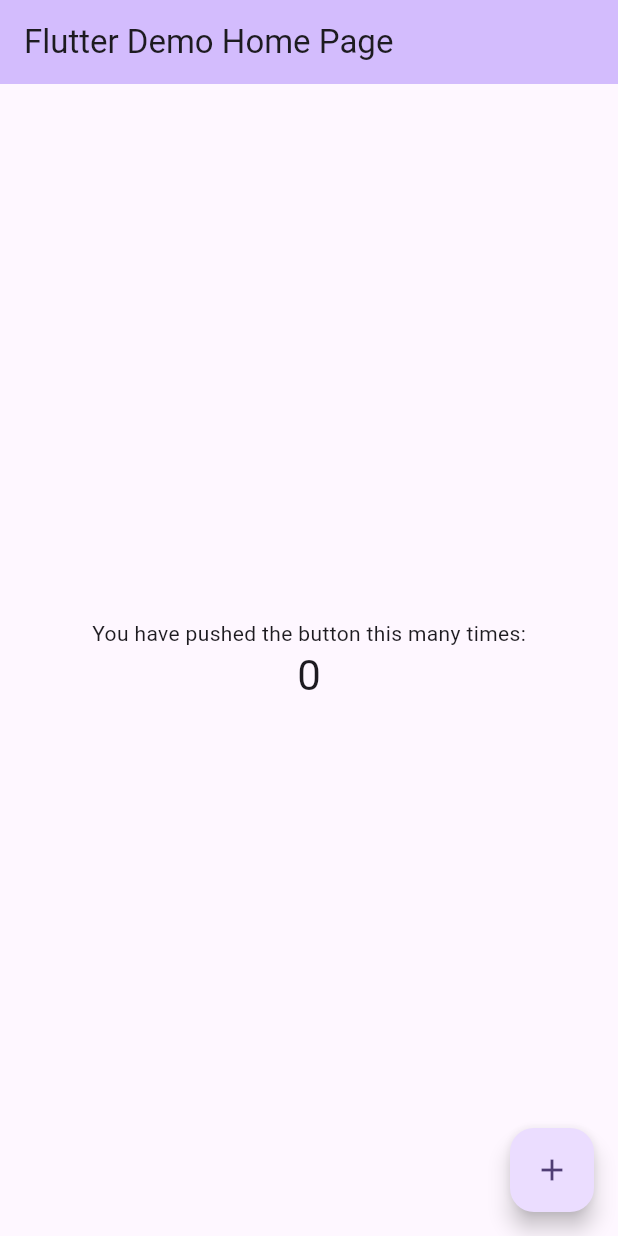
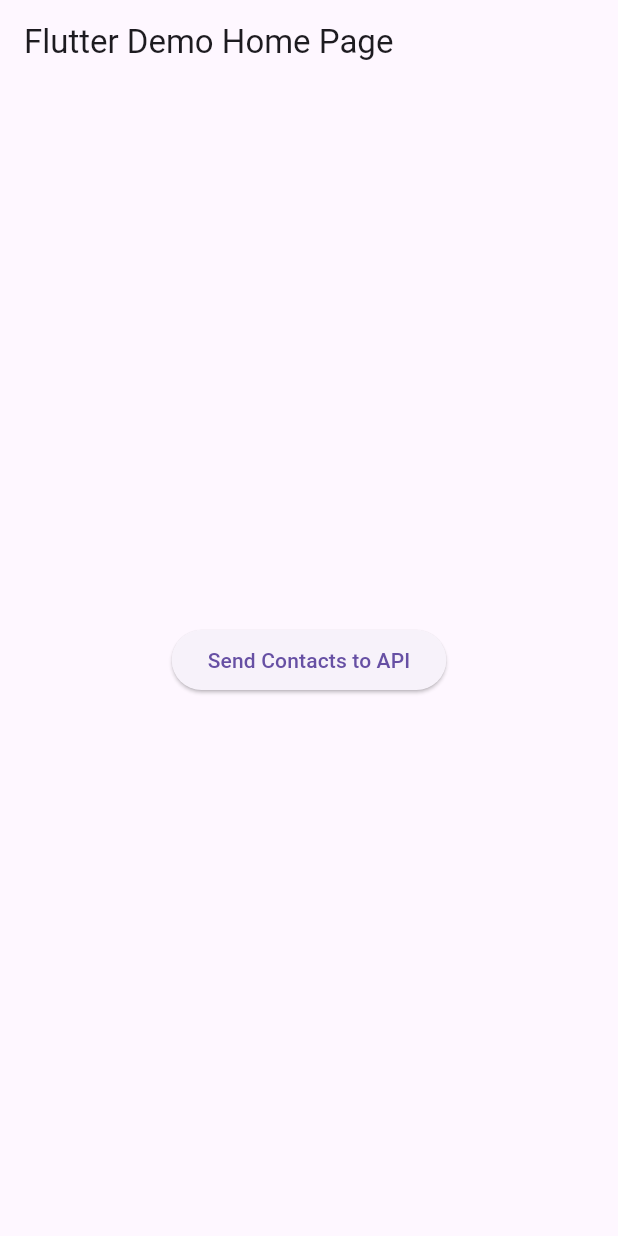
Before and after one commit to ishimwethierryhenry/mob_prog_assign_four, a Flutter app: the screen it shows after launch, on a phone screen of 412 x 824 dp. Run offline on Flutter 3.47's test engine with Material 3 defaults, Android fonts, the phone set to English and light mode, and no system bars; our stand-ins replace contacts_service.

```diff
--- /dev/null
+++ b/lib/contact_service.dart
@@ -0,0 +1,33 @@
+import 'package:contacts_service/contacts_service.dart';
+import 'package:http/http.dart' as http;
+import 'dart:convert';
+
+class ContactService {
+  Future<List<Contact>> getContacts() async {
+    Iterable<Contact> contacts = await ContactsService.getContacts();
+    return contacts.toList();
+  }
+
+  Future<void> sendContactsToApi(List<Contact> contacts) async {
+    final response = await http.post(
+      Uri.parse('https://yourapi.com/contacts'),
+      headers: {
+        'Content-Type': 'application/json',
+      },
+      body: jsonEncode(contacts
+          .map((contact) => {
+                'name': contact.displayName,
+                'phone': contact.phones?.isNotEmpty == true
+                    ? contact.phones!.first.value
+                    : '',
+              })
+          .toList()),
+    );
+
+    if (response.statusCode == 200) {
+      // Successfully sent contacts
+    } else {
+      // Error sending contacts
+    }
+  }
+}
--- a/lib/main.dart
+++ b/lib/main.dart
@@ -1,125 +1,49 @@
 import 'package:flutter/material.dart';
+import 'contact_service.dart';
+import 'package:contacts_service/contacts_service.dart';
 
 void main() {
-  runApp(const MyApp());
+  runApp(MyApp());
 }
 
 class MyApp extends StatelessWidget {
-  const MyApp({super.key});
-
-  // This widget is the root of your application.
   @override
   Widget build(BuildContext context) {
     return MaterialApp(
       title: 'Flutter Demo',
       theme: ThemeData(
-        // This is the theme of your application.
-        //
-        // TRY THIS: Try running your application with "flutter run". You'll see
-        // the application has a purple toolbar. Then, without quitting the app,
-        // try changing the seedColor in the colorScheme below to Colors.green
-        // and then invoke "hot reload" (save your changes or press the "hot
-        // reload" button in a Flutter-supported IDE, or press "r" if you used
-        // the command line to start the app).
-        //
-        // Notice that the counter didn't reset back to zero; the application
-        // state is not lost during the reload. To reset the state, use hot
-        // restart instead.
-        //
-        // This works for code too, not just values: Most code changes can be
-        // tested with just a hot reload.
-        colorScheme: ColorScheme.fromSeed(seedColor: Colors.deepPurple),
-        useMaterial3: true,
+        primarySwatch: Colors.blue,
       ),
-      home: const MyHomePage(title: 'Flutter Demo Home Page'),
+      home: MyHomePage(),
     );
   }
 }
 
 class MyHomePage extends StatefulWidget {
-  const MyHomePage({super.key, required this.title});
-
-  // This widget is the home page of your application. It is stateful, meaning
-  // that it has a State object (defined below) that contains fields that affect
-  // how it looks.
-
-  // This class is the configuration for the state. It holds the values (in this
-  // case the title) provided by the parent (in this case the App widget) and
-  // used by the build method of the State. Fields in a Widget subclass are
-  // always marked "final".
-
-  final String title;
-
   @override
-  State<MyHomePage> createState() => _MyHomePageState();
+  _MyHomePageState createState() => _MyHomePageState();
 }
 
 class _MyHomePageState extends State<MyHomePage> {
-  int _counter = 0;
+  final ContactService _contactService = ContactService();
 
-  void _incrementCounter() {
-    setState(() {
-      // This call to setState tells the Flutter framework that something has
-      // changed in this State, which causes it to rerun the build method below
-      // so that the display can reflect the updated values. If we changed
-      // _counter without calling setState(), then the build method would not be
-      // called again, and so nothing would appear to happen.
-      _counter++;
-    });
+  void _fetchAndSendContacts() async {
+    List<Contact> contacts = await _contactService.getContacts();
+    await _contactService.sendContactsToApi(contacts);
   }
 
   @override
   Widget build(BuildContext context) {
-    // This method is rerun every time setState is called, for instance as done
-    // by the _incrementCounter method above.
-    //
-    // The Flutter framework has been optimized to make rerunning build methods
-    // fast, so that you can just rebuild anything that needs updating rather
-    // than having to individually change instances of widgets.
     return Scaffold(
       appBar: AppBar(
-        // TRY THIS: Try changing the color here to a specific color (to
-        // Colors.amber, perhaps?) and trigger a hot reload to see the AppBar
-        // change color while the other colors stay the same.
-        backgroundColor: Theme.of(context).colorScheme.inversePrimary,
-        // Here we take the value from the MyHomePage object that was created by
-        // the App.build method, and use it to set our appbar title.
-        title: Text(widget.title),
+        title: Text('Flutter Demo Home Page'),
       ),
       body: Center(
-        // Center is a layout widget. It takes a single child and positions it
-        // in the middle of the parent.
-        child: Column(
-          // Column is also a layout widget. It takes a list of children and
-          // arranges them vertically. By default, it sizes itself to fit its
-          // children horizontally, and tries to be as tall as its parent.
-          //
-          // Column has various properties to control how it sizes itself and
-          // how it positions its children. Here we use mainAxisAlignment to
-          // center the children vertically; the main axis here is the vertical
-          // axis because Columns are vertical (the cross axis would be
-          // horizontal).
-          //
-          // TRY THIS: Invoke "debug painting" (choose the "Toggle Debug Paint"
-          // action in the IDE, or press "p" in the console), to see the
-          // wireframe for each widget.
-          mainAxisAlignment: MainAxisAlignment.center,
-          children: <Widget>[
-            const Text(
-              'You have pushed the button this many times:',
-            ),
-            Text(
-              '$_counter',
-              style: Theme.of(context).textTheme.headlineMedium,
-            ),
-          ],
+        child: ElevatedButton(
+          onPressed: _fetchAndSendContacts,
+          child: Text('Send Contacts to API'),
         ),
       ),
-      floatingActionButton: FloatingActionButton(
-        onPressed: _incrementCounter,
-        tooltip: 'Increment',
-        child: const Icon(Icons.add),
-      ), // This trailing comma makes auto-formatting nicer for build methods.
     );
   }
 }
--- a/pubspec.yaml
+++ b/pubspec.yaml
@@ -30,7 +30,8 @@ environment:
 dependencies:
   flutter:
     sdk: flutter
-
+  contacts_service: ^0.6.3
+  http: ^0.13.3
 
   # The following adds the Cupertino Icons font to your application.
   # Use with the CupertinoIcons class for iOS style icons.
```
Also changed, not shown: pubspec.lock, 3 other files.
